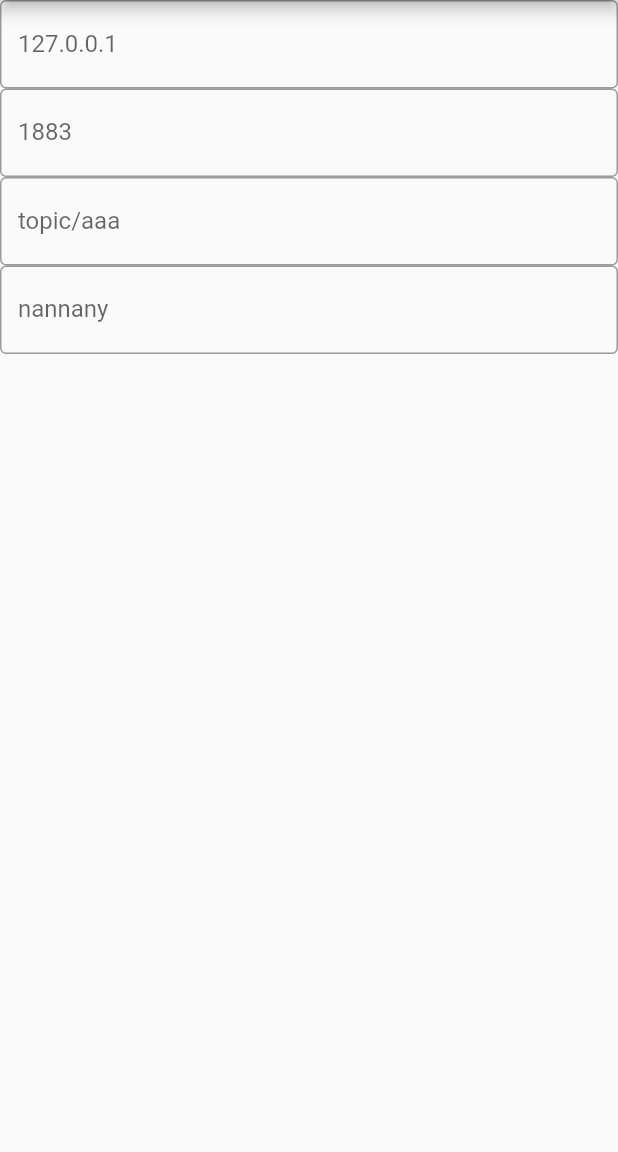
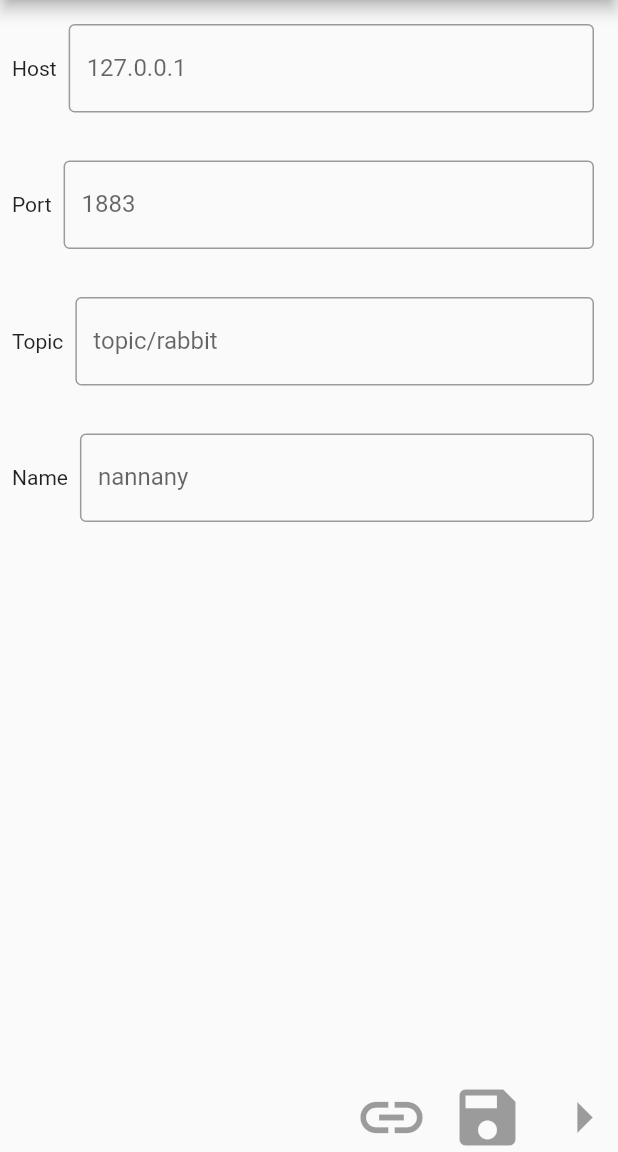
Before and after one commit to nannany/simple_mqtt_client, a Flutter app: the screen it shows after launch, on a phone screen of 412 x 824 dp, the part 84-1236 px from its top. Run offline on Flutter 3.47's test engine with Material 2 defaults, Android fonts, the phone set to English and light mode, and no system bars.

Commit message:
1ページ目の外観を作る

```diff
--- a/lib/main.dart
+++ b/lib/main.dart
@@ -1,5 +1,7 @@
 import 'package:flutter/cupertino.dart';
 import 'package:flutter/material.dart';
+import 'package:flutter/rendering.dart';
+import 'package:flutter/widgets.dart';
 
 void main() => runApp(MyApp());
 
@@ -8,7 +10,7 @@ class MyApp extends StatelessWidget {
   @override
   Widget build(BuildContext context) {
     return MaterialApp(
-      title: 'Flutter Demo',
+      title: 'Simple MQTT Client',
       theme: ThemeData(
         primarySwatch: Colors.blue,
       ),
@@ -33,31 +35,61 @@ class _MyHomePageState extends State<MyHomePage> {
         title: Text(widget.title),
       ),
       body: Center(
-          child: Column(
+        child: Column(
+          children: <Widget>[
+            Expanded(
+              child: Column(
+                children: <Widget>[
+                  _buildInputField("Host", "127.0.0.1"),
+                  _buildInputField("Port", "1883"),
+                  _buildInputField("Topic", "topic/rabbit"),
+                  _buildInputField("Name", "nannany"),
+                ],
+              ),
+            ),
+            Row(
+              mainAxisAlignment: MainAxisAlignment.end,
+              children: <Widget>[
+                Container(
+                    margin: EdgeInsets.all(8.0),
+                    child: IconButton(
+                      icon: Icon(Icons.link, size: 50),
+//                  onPressed: () => Navigator.pop(context),
+                    )),
+                Container(
+                  margin: EdgeInsets.all(8.0),
+                  child: IconButton(icon: Icon(Icons.save, size: 50)),
+                ),
+                Container(
+                  margin: EdgeInsets.all(8.0),
+                  child: IconButton(icon: Icon(Icons.arrow_right, size: 50)),
+                )
+              ],
+            ),
+          ],
+        ),
+      ),
+    );
+  }
+
+  Widget _buildInputField(String explanation, String labelText) {
+    return new Container(
+      margin: const EdgeInsets.all(8.0),
+      child: Row(
         children: <Widget>[
-          TextField(
-            obscureText: true,
-            decoration: InputDecoration(
-                border: OutlineInputBorder(), labelText: '127.0.0.1'),
+          Text(explanation),
+          Flexible(
+            child: Container(
+              padding: const EdgeInsets.all(8.0),
+              child: TextField(
+                obscureText: true,
+                decoration: InputDecoration(
+                    border: OutlineInputBorder(), labelText: labelText),
+              ),
+            ),
           ),
-          TextField(
-            obscureText: true,
-            decoration: InputDecoration(
-                border: OutlineInputBorder(), labelText: '1883'),
-          ),
-          TextField(
-            obscureText: true,
-            decoration: InputDecoration(
-                border: OutlineInputBorder(), labelText: 'topic/aaa'),
-          ),
-          TextField(
-            obscureText: true,
-            decoration: InputDecoration(
-                border: OutlineInputBorder(), labelText: 'nannany'),
-          )
         ],
-      )),
-
+      ),
     );
   }
 }
```
